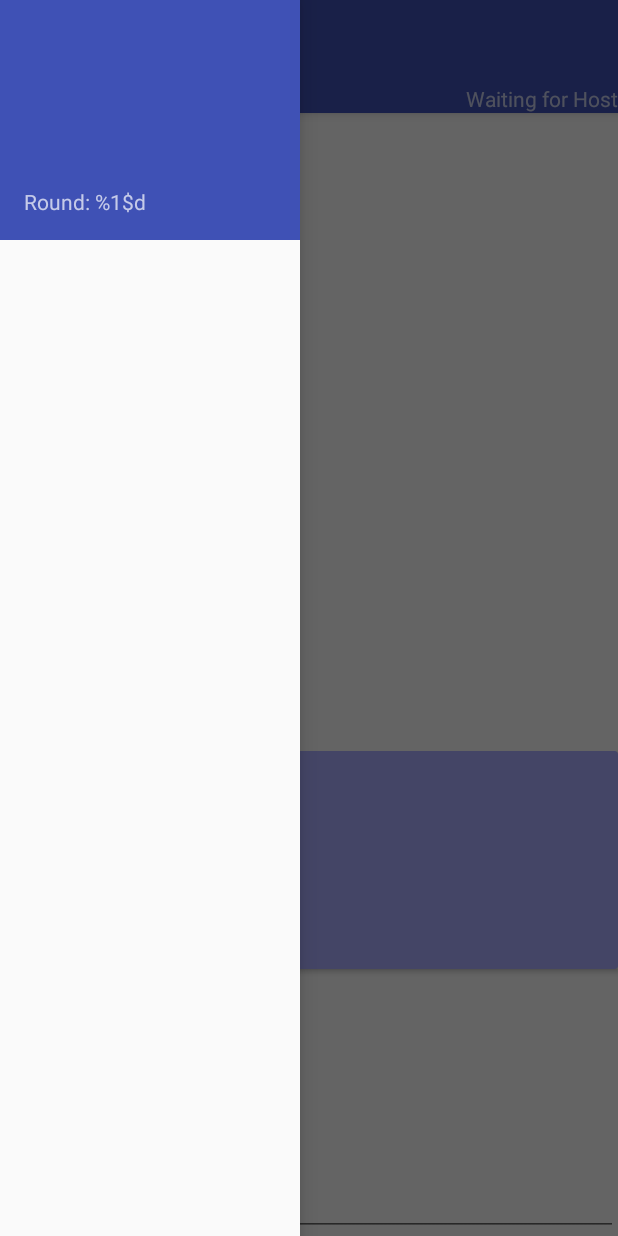
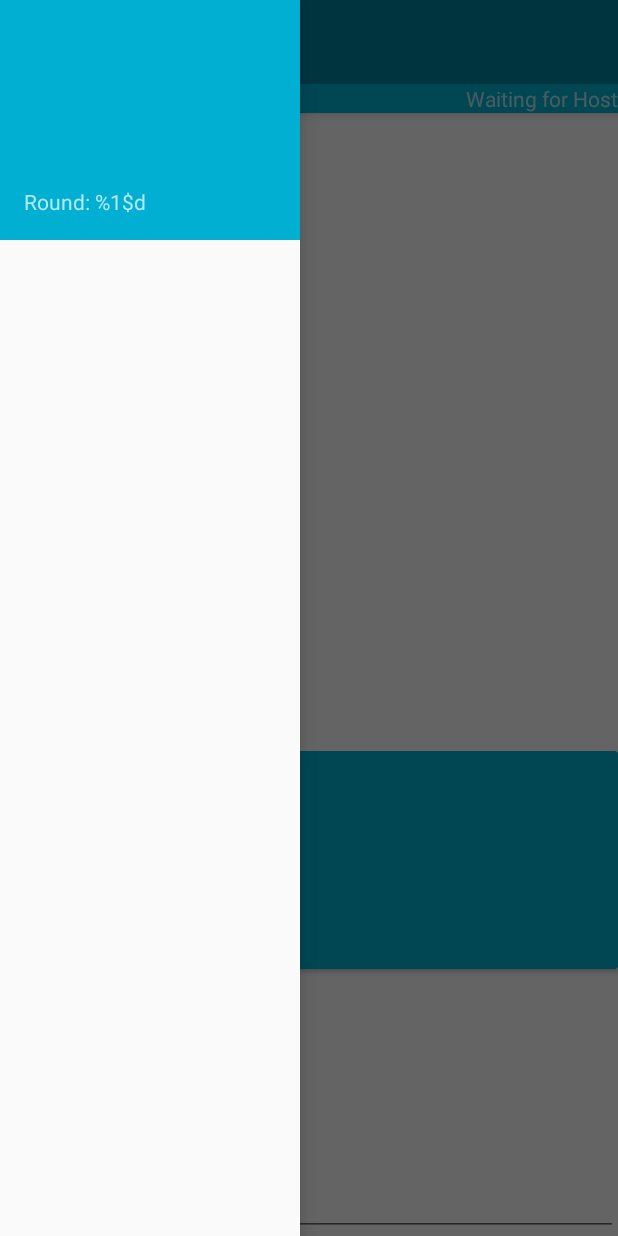
Before and after one commit to kjbappsllc/IDoodle, an Android app: the GameActivity screen opened directly, with no data from a screen before it, with the side drawer open, on a phone screen of 412 x 824 dp. Run offline under Robolectric (Android 15) with nearby library versions, the phone set to English and light mode, and no system bars; our stand-ins replace EventBus, Firebase (no records; nobody signed in at launch, a user with empty details on screens opened directly); 8 statements that could not run were skipped.

Commit message:
Color changes

```diff
--- a/app/src/main/res/layout/activity_lobby.xml
+++ b/app/src/main/res/layout/activity_lobby.xml
@@ -17,10 +17,10 @@
 
         <com.kekstudio.dachshundtablayout.DachshundTabLayout
             android:id="@+id/tab_layout"
-            app:ddIndicatorColor="#0084ff"
+            app:ddIndicatorColor="@color/colorComplement"
             app:tabSelectedTextColor="#FFF"
-            app:tabTextColor="#383838"
-            app:tabIndicatorColor="#0800a6"
+            app:tabTextColor="@color/colorPrimaryDark"
+            app:tabIndicatorColor="@color/colorPrimary"
             android:layout_width="match_parent"
             android:layout_height="wrap_content"/>
 
--- a/app/src/main/res/layout/app_bar_game.xml
+++ b/app/src/main/res/layout/app_bar_game.xml
@@ -16,7 +16,7 @@
             android:id="@+id/toolbar"
             android:layout_width="match_parent"
             android:layout_height="?attr/actionBarSize"
-            android:background="?attr/colorPrimary"
+            android:background="?attr/colorPrimaryDark"
             app:popupTheme="@style/AppTheme.PopupOverlay" />
 
         <Button
--- a/app/src/main/res/layout/content_game.xml
+++ b/app/src/main/res/layout/content_game.xml
@@ -13,7 +13,7 @@
     <RelativeLayout
         android:layout_width="match_parent"
         android:layout_height="wrap_content"
-        android:background="#9d9fff">
+        android:background="@color/colorPrimary">
 
         <TextView
             android:id="@+id/tvTimer"
@@ -32,10 +32,10 @@
             android:layout_height="wrap_content"
             android:layout_centerHorizontal="true"
             android:layout_marginTop="40dp"
-            android:background="#ffc022"
+            android:background="@color/colorComplement"
             android:padding="3dp"
             android:text="@string/loading"
-            android:textColor="#000000"
+            android:textColor="@color/colorAccent"
             android:textSize="25sp"
             android:visibility="gone" />
 
@@ -66,7 +66,7 @@
             android:layout_height="145dp"
             android:layout_alignParentTop="true"
             android:layout_centerVertical="true"
-            app:cardBackgroundColor="#abadff"
+            app:cardBackgroundColor="@color/colorPrimary"
             app:cardElevation="2dp">
 
             <android.support.v7.widget.RecyclerView
--- a/app/src/main/res/layout/fragment_user_details.xml
+++ b/app/src/main/res/layout/fragment_user_details.xml
@@ -3,7 +3,7 @@
     android:layout_width="match_parent"
     android:layout_height="match_parent"
     android:gravity="center_horizontal"
-    android:background="#9395ff"
+    android:background="@color/colorPrimary"
     android:orientation="vertical"
     android:paddingTop="25dp">
 
@@ -13,7 +13,7 @@
         android:layout_height="wrap_content"
         android:paddingBottom="15dp"
         android:paddingTop="10dp"
-        android:textColor="#FFF"
+        android:textColor="@color/colorComplement"
         android:textStyle="bold|italic"
         android:text="@string/username_goes_here"
         android:textSize="35sp" />
--- a/app/src/main/res/layout/gameusers_row.xml
+++ b/app/src/main/res/layout/gameusers_row.xml
@@ -7,7 +7,7 @@
     android:layout_marginTop="5dp"
     android:layout_marginLeft="10dp"
     android:layout_marginRight="10dp"
-    app:cardBackgroundColor="#3F51B5"
+    app:cardBackgroundColor="@color/colorPrimary"
     app:cardCornerRadius="10dp"
     app:cardElevation="3dp">
 
--- a/app/src/main/res/layout/lobby_row.xml
+++ b/app/src/main/res/layout/lobby_row.xml
@@ -8,7 +8,7 @@
         android:layout_height="70dp"
         card_view:cardCornerRadius="4dp"
         card_view:cardElevation="4dp"
-        card_view:cardBackgroundColor="#9395ff"
+        card_view:cardBackgroundColor="@color/colorPrimary"
         android:layout_margin="12dp">
 
         <RelativeLayout
--- a/app/src/main/res/layout/nav_header_game.xml
+++ b/app/src/main/res/layout/nav_header_game.xml
@@ -3,7 +3,7 @@
     xmlns:app="http://schemas.android.com/apk/res-auto"
     android:layout_width="match_parent"
     android:layout_height="@dimen/nav_header_height"
-    android:background="#3F51B5"
+    android:background="@color/colorPrimary"
     android:gravity="bottom"
     android:orientation="vertical"
     android:paddingBottom="@dimen/activity_vertical_margin"
@@ -19,6 +19,7 @@
         android:textSize="30sp"
         android:text="@string/username"
         android:paddingTop="@dimen/nav_header_vertical_spacing"
+        android:textColor="@color/colorComplement"
         android:textAppearance="@style/TextAppearance.AppCompat.Body1" />
 
     <TextView
--- a/app/src/main/res/values/colors.xml
+++ b/app/src/main/res/values/colors.xml
@@ -1,6 +1,7 @@
 <?xml version="1.0" encoding="utf-8"?>
 <resources>
-    <color name="colorPrimary">#3F51B5</color>
-    <color name="colorPrimaryDark">#303F9F</color>
-    <color name="colorAccent">#2e2e2e</color>
+    <color name="colorPrimary">#00afd1</color>
+    <color name="colorPrimaryDark">#00849e</color>
+    <color name="colorAccent">#001316</color>
+    <color name="colorComplement">#f8e71c</color>
 </resources>
```
